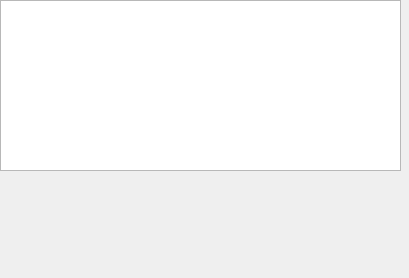
This is UI/myUI.ui in xiby/Python_lib as Qt 5 draws it before an edit. The edited form follows.
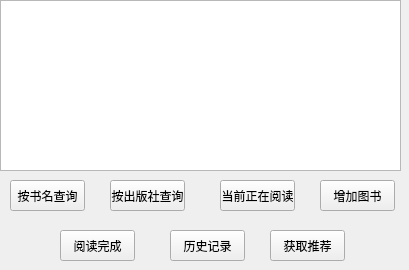
This is the edited form. Icons and pictures are not drawn.

The edit to the form file:
```diff
--- a/UI/myUI.ui
+++ b/UI/myUI.ui
@@ -7,7 +7,7 @@
     <x>0</x>
     <y>0</y>
     <width>409</width>
-    <height>278</height>
+    <height>270</height>
    </rect>
   </property>
   <property name="windowTitle">
@@ -26,6 +26,97 @@
     </rect>
    </property>
   </widget>
+  <widget class="QPushButton" name="query_name">
+   <property name="geometry">
+    <rect>
+     <x>10</x>
+     <y>180</y>
+     <width>75</width>
+     <height>31</height>
+    </rect>
+   </property>
+   <property name="text">
+    <string>按书名查询</string>
+   </property>
+  </widget>
+  <widget class="QPushButton" name="query_pub">
+   <property name="geometry">
+    <rect>
+     <x>110</x>
+     <y>180</y>
+     <width>75</width>
+     <height>31</height>
+    </rect>
+   </property>
+   <property name="text">
+    <string>按出版社查询</string>
+   </property>
+  </widget>
+  <widget class="QPushButton" name="reading">
+   <property name="geometry">
+    <rect>
+     <x>220</x>
+     <y>180</y>
+     <width>75</width>
+     <height>31</height>
+    </rect>
+   </property>
+   <property name="text">
+    <string>当前正在阅读</string>
+   </property>
+  </widget>
+  <widget class="QPushButton" name="addBook">
+   <property name="geometry">
+    <rect>
+     <x>320</x>
+     <y>180</y>
+     <width>75</width>
+     <height>31</height>
+    </rect>
+   </property>
+   <property name="text">
+    <string>增加图书</string>
+   </property>
+  </widget>
+  <widget class="QPushButton" name="finish">
+   <property name="geometry">
+    <rect>
+     <x>60</x>
+     <y>230</y>
+     <width>75</width>
+     <height>31</height>
+    </rect>
+   </property>
+   <property name="text">
+    <string>阅读完成</string>
+   </property>
+  </widget>
+  <widget class="QPushButton" name="getNew">
+   <property name="geometry">
+    <rect>
+     <x>270</x>
+     <y>230</y>
+     <width>75</width>
+     <height>31</height>
+    </rect>
+   </property>
+   <property name="text">
+    <string>获取推荐</string>
+   </property>
+  </widget>
+  <widget class="QPushButton" name="history">
+   <property name="geometry">
+    <rect>
+     <x>170</x>
+     <y>230</y>
+     <width>75</width>
+     <height>31</height>
+    </rect>
+   </property>
+   <property name="text">
+    <string>历史记录</string>
+   </property>
+  </widget>
  </widget>
  <resources>
   <include location="resource/myResource.qrc"/>
```
Left out of the diff: 2 changed lines with no effect on the pictures.
